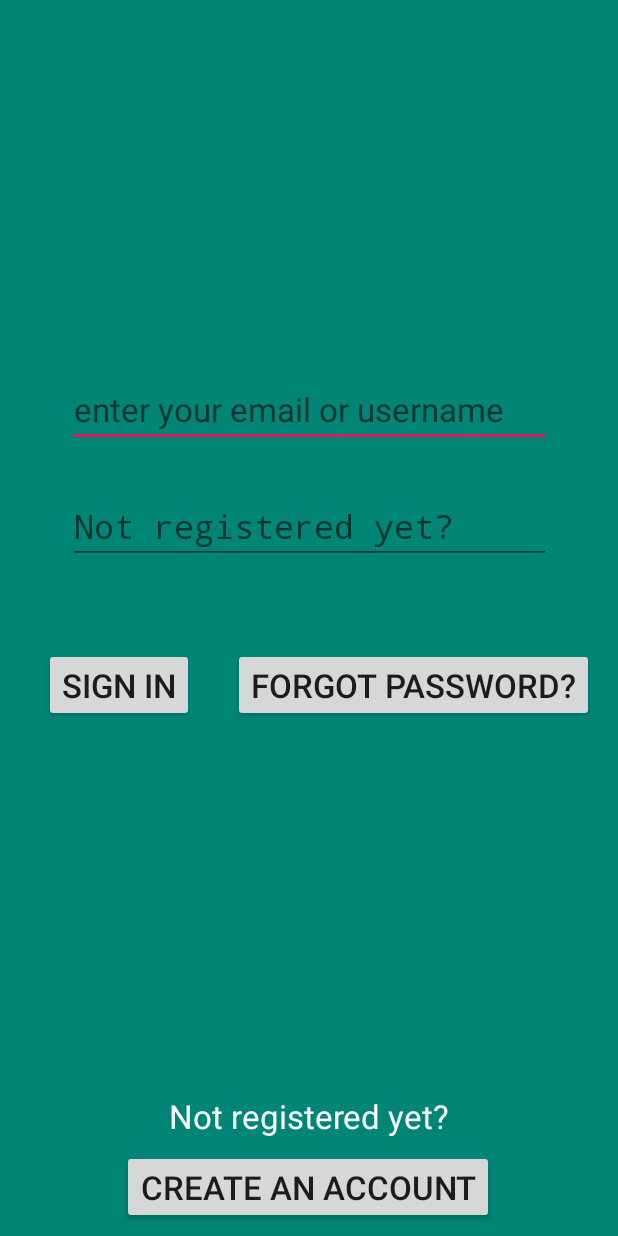
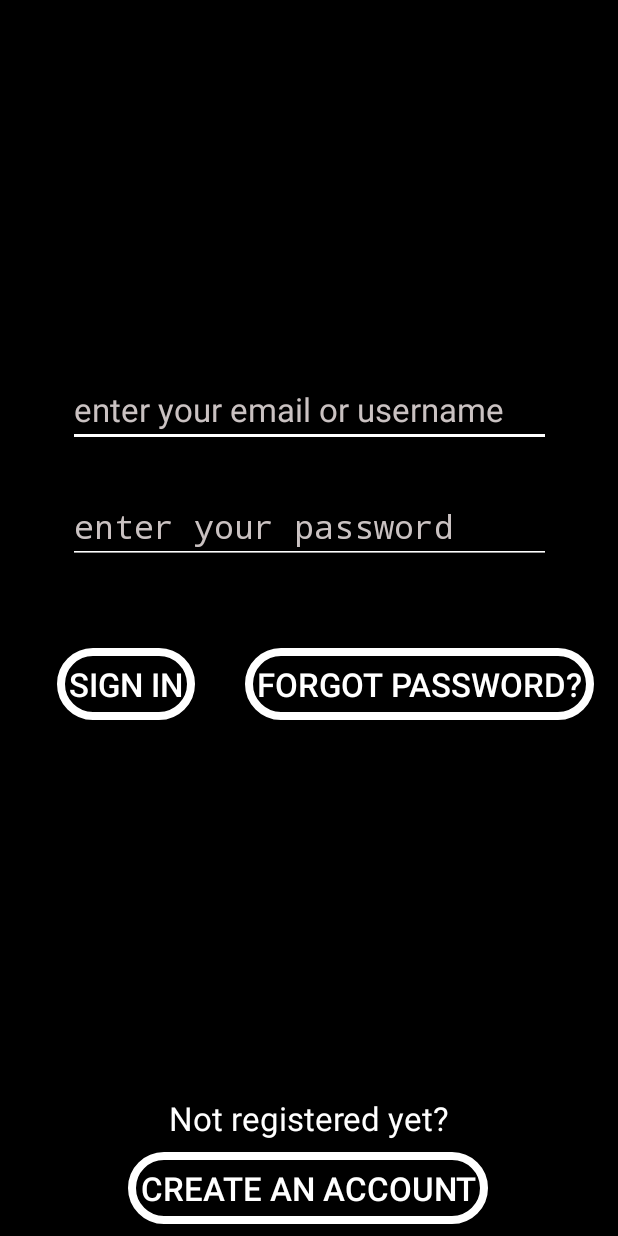
Before and after one commit to IAKOVKIR/SemiColon, an Android app: the screen it shows after launch (Login), on a phone screen of 412 x 824 dp. Run offline under Robolectric (Android 15) with nearby library versions, the phone set to English and light mode, and no system bars.

Commit message:
a few changes in design(Registration)

```diff
--- /dev/null
+++ b/app/src/main/res/drawable/reg_square.xml
@@ -0,0 +1,13 @@
+<?xml version="1.0" encoding="utf-8"?>
+<shape xmlns:android="http://schemas.android.com/apk/res/android"
+       android:shape="rectangle">
+    <gradient
+            android:startColor="@color/BLACK"
+            android:endColor="@color/BLACK"/>
+    <stroke
+            android:color="@color/WHITE"
+            android:width="5dp"/>
+    <corners
+        android:radius="25dp"/>
+
+</shape>
--- a/app/src/main/res/layout/activity_login.xml
+++ b/app/src/main/res/layout/activity_login.xml
@@ -5,14 +5,16 @@
         xmlns:app="http://schemas.android.com/apk/res-auto"
         android:layout_width="match_parent"
         android:layout_height="match_parent"
-        android:background="@color/colorPrimary"
+        android:background="@color/BLACK"
         tools:context=".MainActivity">
 
     <EditText
             android:layout_width="322dp"
             android:layout_height="wrap_content"
             android:inputType="textPersonName"
-            android:textColor="#ffffff"
+            android:backgroundTint="@color/WHITE"
+            android:textColorHint="#CAC2C2"
+            android:textColor="@color/WHITE"
             android:textCursorDrawable="@drawable/black_cursor"
             android:textSize="22sp"
             android:ems="10"
@@ -32,6 +34,10 @@
 
     <Button
             android:text="@string/create_an_account"
+            android:background="@drawable/reg_square"
+            android:textColor="@color/WHITE"
+            android:paddingStart="8dp"
+            android:paddingEnd="8dp"
             android:layout_width="wrap_content"
             android:layout_height="wrap_content"
             android:textSize="22sp"
@@ -49,7 +55,11 @@
             android:text="@string/sign_in"
             android:layout_width="wrap_content"
             android:layout_height="wrap_content"
+            android:background="@drawable/reg_square"
+            android:textColor="@color/WHITE"
             android:textSize="22sp"
+            android:paddingStart="8dp"
+            android:paddingEnd="8dp"
             android:id="@+id/logBut"
             app:layout_constraintEnd_toStartOf="@+id/forgotBut"
             android:layout_marginEnd="8dp"
@@ -64,7 +74,11 @@
             android:text="@string/forgot_password"
             android:layout_width="wrap_content"
             android:layout_height="wrap_content"
+            android:background="@drawable/reg_square"
+            android:textColor="@color/WHITE"
             android:textSize="22sp"
+            android:paddingStart="8dp"
+            android:paddingEnd="8dp"
             android:id="@+id/forgotBut"
             app:layout_constraintEnd_toEndOf="parent"
             android:layout_marginEnd="16dp"
@@ -91,6 +105,9 @@
             android:layout_height="wrap_content"
             android:inputType="textPassword"
             android:textCursorDrawable="@drawable/black_cursor"
+            android:backgroundTint="@color/WHITE"
+            android:textColorHint="#CAC2C2"
+            android:textColor="@color/WHITE"
             android:textSize="22sp"
             android:ems="10"
             android:id="@+id/lName"
@@ -101,7 +118,7 @@
             android:layout_marginStart="8dp"
             app:layout_constraintStart_toStartOf="parent"
             app:layout_constraintHorizontal_bias="0.506"
-            android:hint="@string/not_registered_yet"
+            android:hint="@string/enter_your_password"
             tools:ignore="Autofill"
     />
 
--- a/app/src/main/res/values/strings.xml
+++ b/app/src/main/res/values/strings.xml
@@ -10,7 +10,7 @@
 
     <!--phrases-->
     <string name="not_registered_yet">Not registered yet?</string>
-    <string name="enter_your_password">Enter your password</string>
+    <string name="enter_your_password">enter your password</string>
     <string name="forgot_password">Forgot password?</string>
     <string name="sign_in">sign in</string>
     <string name="create_an_account">create an account</string>
```
